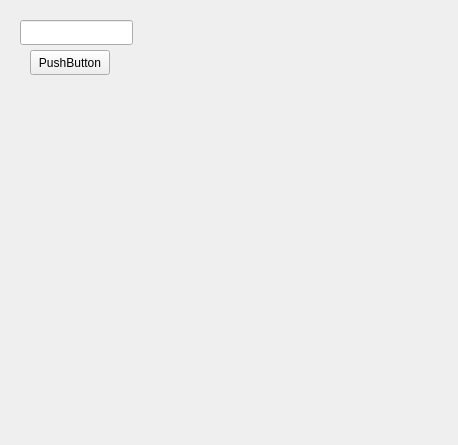
Before: the Qt Designer form musicpy/untitled.ui in xi-guang1/mycode, drawn with Qt 5.
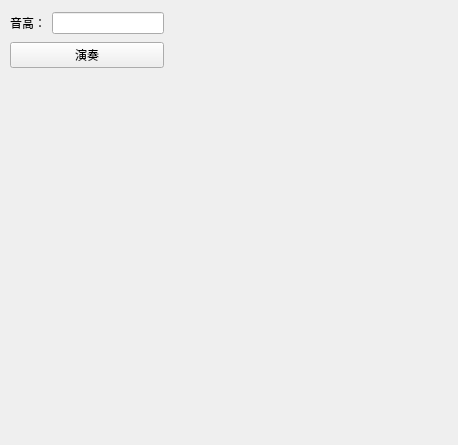
After: the same form once the commit is applied.

Diff of the .ui file:
```diff
--- a/musicpy/untitled.ui
+++ b/musicpy/untitled.ui
@@ -13,28 +13,38 @@
   <property name="windowTitle">
    <string>Form</string>
   </property>
-  <widget class="QLineEdit" name="lineEdit">
+  <widget class="QWidget" name="">
    <property name="geometry">
     <rect>
-     <x>20</x>
-     <y>20</y>
-     <width>113</width>
-     <height>25</height>
+     <x>10</x>
+     <y>10</y>
+     <width>154</width>
+     <height>61</height>
     </rect>
    </property>
-  </widget>
-  <widget class="QPushButton" name="pushButton">
-   <property name="geometry">
-    <rect>
-     <x>30</x>
-     <y>50</y>
-     <width>80</width>
-     <height>25</height>
-    </rect>
-   </property>
-   <property name="text">
-    <string>PushButton</string>
-   </property>
+   <layout class="QVBoxLayout" name="verticalLayout">
+    <item>
+     <layout class="QHBoxLayout" name="horizontalLayout">
+      <item>
+       <widget class="QLabel" name="label">
+        <property name="text">
+         <string>音高：</string>
+        </property>
+       </widget>
+      </item>
+      <item>
+       <widget class="QLineEdit" name="lineEdit"/>
+      </item>
+     </layout>
+    </item>
+    <item>
+     <widget class="QPushButton" name="pushButton">
+      <property name="text">
+       <string>演奏</string>
+      </property>
+     </widget>
+    </item>
+   </layout>
   </widget>
  </widget>
  <resources/>
```
